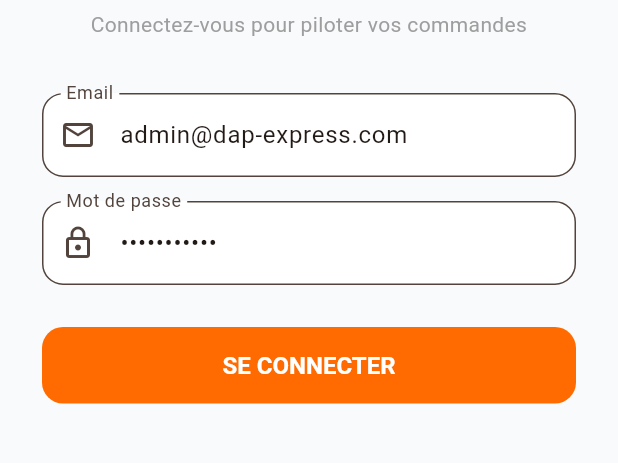
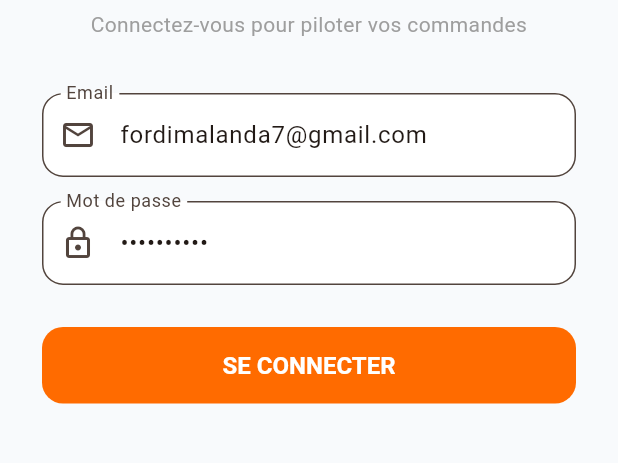
Before and after one commit to fordimalanda/dap-express-admin-mobile, a Flutter app: the screen it shows after launch, on a phone screen of 412 x 824 dp, the part 522-985 px from its top. Run offline on Flutter 3.47's test engine with Material 3 defaults, Android fonts, the phone set to English and light mode, and no system bars; our stand-ins replace cached_network_image, dio, equatable, firebase_messaging, fl_chart, flutter_bloc and 1 more; accounts and stored records are empty.

Commit message:
Refactor AuthBloc to emit failure state on authentication error and update login screen credentials

```diff
--- a/lib/features/auth/bloc/auth_bloc.dart
+++ b/lib/features/auth/bloc/auth_bloc.dart
@@ -68,14 +68,7 @@
         await dioClient.saveToken(token);
         emit(AuthAuthenticated(admin, token));
       } catch (e) {
-        // Fallback démo pour tester sans serveur
-        final fakeAdmin = AdminModel(
-          id: 'admin-1',
-          email: event.email,
-          name: 'Admin Mobile',
-          role: 'SUPER_ADMIN',
-        );
-        emit(AuthAuthenticated(fakeAdmin, 'dev_token_sample'));
+        emit(AuthFailure('Identifiants incorrects ou serveur API injoignable'));
       }
     });
 
--- a/lib/features/auth/screens/login_screen.dart
+++ b/lib/features/auth/screens/login_screen.dart
@@ -12,8 +12,8 @@
 }
 
 class _LoginScreenState extends State<LoginScreen> {
-  final _emailController = TextEditingController(text: 'admin@dap-express.com');
-  final _passwordController = TextEditingController(text: 'admin123456');
+  final _emailController = TextEditingController(text: 'fordimalanda7@gmail.com');
+  final _passwordController = TextEditingController(text: 'MALANDA100');
 
   @override
   Widget build(BuildContext context) {
```
